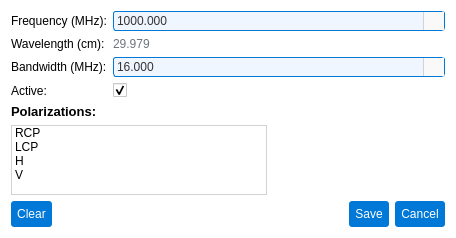
Above: pastrocore/gui_pyside/dialog_editor_if.ui from Torward1024/pAstroCORE before the change. Below: the same form after it.
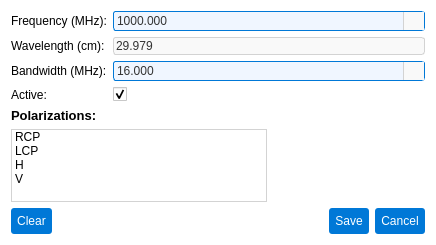
That is the form after the change. Icons and pictures are not drawn.

Diff of the .ui file:
```diff
--- a/pastrocore/gui_pyside/dialog_editor_if.ui
+++ b/pastrocore/gui_pyside/dialog_editor_if.ui
@@ -9,8 +9,8 @@
    <rect>
     <x>0</x>
     <y>0</y>
-    <width>456</width>
-    <height>238</height>
+    <width>436</width>
+    <height>245</height>
    </rect>
   </property>
   <property name="windowTitle">
@@ -41,6 +41,7 @@
     font-size: 9pt;
     color: #333333;
     padding: 1px;
+    padding-right: 20px;
     border-radius: 3px;
     background-color: #f9f9f9; /* Matches readOnly QLineEdit background */
     border: 1px solid #d3d3d3; /* Matches readOnly QLineEdit border */
@@ -87,7 +88,6 @@
     border-left: 1px solid #d3d3d3; /* Visual separation like QComboBox drop-down */
     background-color: #f9f9f9; /* Matches QComboBox drop-down background */
 }
-
 /* Hover state for up/down buttons */
 QDoubleSpinBox::up-button:hover, QDoubleSpinBox::down-button:hover {
     background-color: #0078d7; /* Matches QComboBox drop-down:hover */
@@ -99,7 +99,6 @@
     height: 12px;
     image: url(:/icons/up_arrow_icon.svg); /* Ensure this icon exists */
 }
-
 /* Down arrow styling */
 QDoubleSpinBox::down-arrow {
     width: 12px;
@@ -131,11 +130,28 @@
      <item row="1" column="1">
       <widget class="QLabel" name="wavelengthDisplay">
        <property name="styleSheet">
-        <string>color: #6c757d;</string>
+        <string notr="true">QLabel {
+    font-family: Arial;
+    font-size: 9pt;
+    color: #333333;
+    padding: 1px;
+    border-radius: 3px;
+    background-color: #f9f9f9; /* Matches readOnly QLineEdit background */
+    border: 1px solid #d3d3d3; /* Matches readOnly QLineEdit border */
+}</string>
+       </property>
+       <property name="frameShape">
+        <enum>QFrame::Shape::Panel</enum>
+       </property>
+       <property name="frameShadow">
+        <enum>QFrame::Shadow::Sunken</enum>
        </property>
        <property name="text">
         <string>29.979</string>
        </property>
+       <property name="indent">
+        <number>1</number>
+       </property>
       </widget>
      </item>
      <item row="2" column="0">
@@ -154,6 +170,7 @@
     font-size: 9pt;
     color: #333333;
     padding: 1px;
+    padding-right: 20px;
     border-radius: 3px;
     background-color: #f9f9f9; /* Matches readOnly QLineEdit background */
     border: 1px solid #d3d3d3; /* Matches readOnly QLineEdit border */
@@ -200,7 +217,6 @@
     border-left: 1px solid #d3d3d3; /* Visual separation like QComboBox drop-down */
     background-color: #f9f9f9; /* Matches QComboBox drop-down background */
 }
-
 /* Hover state for up/down buttons */
 QDoubleSpinBox::up-button:hover, QDoubleSpinBox::down-button:hover {
     background-color: #0078d7; /* Matches QComboBox drop-down:hover */
@@ -212,7 +228,6 @@
     height: 12px;
     image: url(:/icons/up_arrow_icon.svg); /* Ensure this icon exists */
 }
-
 /* Down arrow styling */
 QDoubleSpinBox::down-arrow {
     width: 12px;
```
